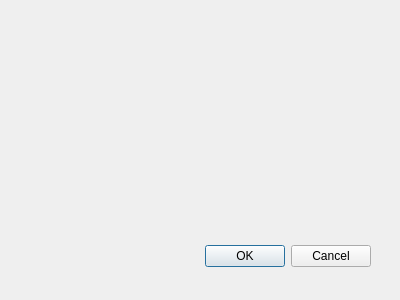
Qt form pipeline_planner_dialog_base.ui (MariaMartinezMoreno/qgis-pipelineplanner) before a commit.
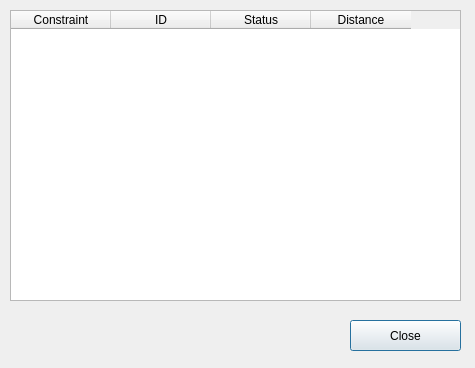
The same form after that commit.

Commit message: Populated impact table with raptors, eagle and BUowls

The edit to the form file:
```diff
--- a/pipeline_planner_dialog_base.ui
+++ b/pipeline_planner_dialog_base.ui
@@ -1,31 +1,59 @@
-<ui version="4.0" >
- <class>PipelinePlannerDialogBase</class>
- <widget class="QDialog" name="PipelinePlannerDialogBase" >
-  <property name="geometry" >
+<?xml version="1.0" encoding="UTF-8"?>
+<ui version="4.0">
+ <class>dlgPipelineDialog</class>
+ <widget class="QDialog" name="dlgPipelineDialog">
+  <property name="geometry">
    <rect>
     <x>0</x>
     <y>0</y>
-    <width>400</width>
-    <height>300</height>
+    <width>475</width>
+    <height>368</height>
    </rect>
   </property>
   <property name="windowTitle" >
    <string>Pipeline Planner</string>
   </property>
-  <widget class="QDialogButtonBox" name="button_box" >
-   <property name="geometry" >
+  <widget class="QTableWidget" name="tblImpacts">
+   <property name="geometry">
     <rect>
-     <x>30</x>
-     <y>240</y>
-     <width>341</width>
-     <height>32</height>
+     <x>10</x>
+     <y>10</y>
+     <width>451</width>
+     <height>291</height>
     </rect>
    </property>
-   <property name="orientation" >
-    <enum>Qt::Horizontal</enum>
+   <column>
+    <property name="text">
+     <string>Constraint</string>
+    </property>
+   </column>
+   <column>
+    <property name="text">
+     <string>ID</string>
+    </property>
+   </column>
+   <column>
+    <property name="text">
+     <string>Status</string>
+    </property>
+   </column>
+   <column>
+    <property name="text">
+     <string>Distance</string>
+    </property>
+   </column>
+  </widget>
+  <widget class="QPushButton" name="btnPush">
+   <property name="geometry">
+    <rect>
+     <x>350</x>
+     <y>320</y>
+     <width>111</width>
+     <height>31</height>
+    </rect>
    </property>
-   <property name="standardButtons" >
-    <set>QDialogButtonBox::Cancel|QDialogButtonBox::Ok</set>
+   <property name="text">
+    <string>Close</string>
    </property>
   </widget>
  </widget>
```
Left out of the diff: 36 changed lines with no effect on the pictures. The commit also changes 1 other file.
